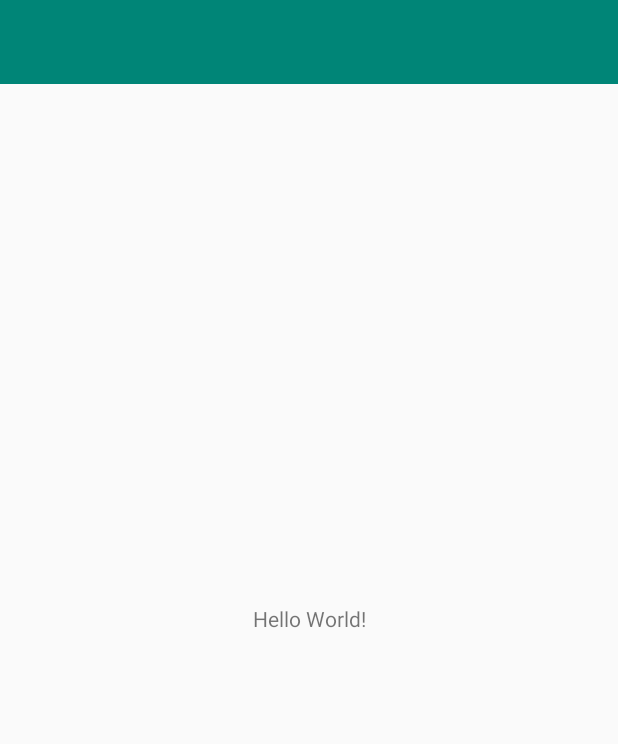
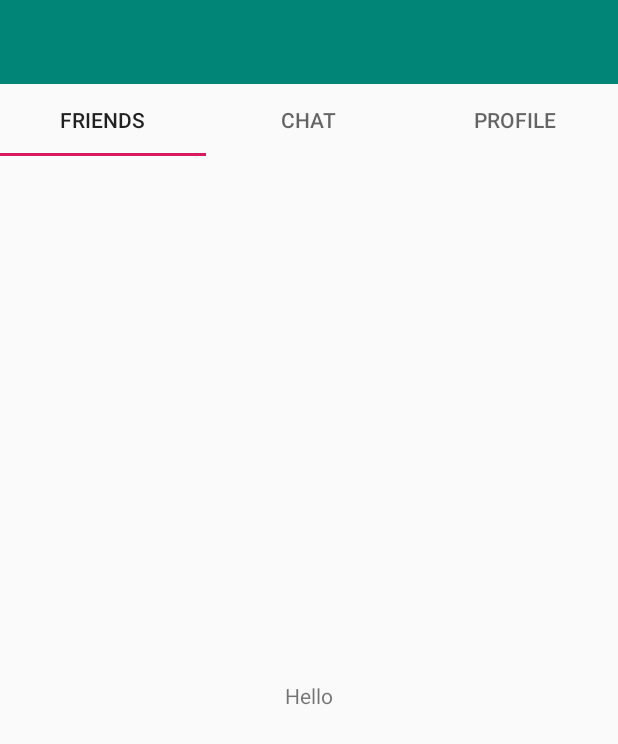
Before and after one commit to KevinIswara/KVChat, an Android app: the screen it shows after launch (MainActivity), on a phone screen of 412 x 824 dp. Shown: the top 744 px of the screen. Run offline under Robolectric (Android 15) with nearby library versions, the phone set to English and light mode, and no system bars; our stand-ins replace data binding; libraries missing offline, so code that uses them is left out: org.kodein.di; 10 statements that could not run were skipped.

Commit message:
add tabs

```diff
--- a/app/build.gradle
+++ b/app/build.gradle
@@ -1,7 +1,7 @@
 apply plugin: 'com.android.application'
 
+apply plugin: 'kotlin-kapt'
 apply plugin: 'kotlin-android'
-
 apply plugin: 'kotlin-android-extensions'
 apply plugin: 'com.google.gms.google-services'
 
@@ -34,6 +34,8 @@ dependencies {
     implementation 'androidx.appcompat:appcompat:1.1.0'
     implementation 'androidx.core:core-ktx:1.2.0'
     implementation 'androidx.constraintlayout:constraintlayout:1.1.3'
+    implementation 'androidx.fragment:fragment-ktx:1.3.0-alpha05'
+    implementation 'androidx.lifecycle:lifecycle-viewmodel-ktx:2.2.0'
     testImplementation 'junit:junit:4.12'
     androidTestImplementation 'androidx.test.ext:junit:1.1.1'
     androidTestImplementation 'androidx.test.espresso:espresso-core:3.2.0'
--- /dev/null
+++ b/app/src/main/java/kv/kvchat/ui/main/FriendsFragment.kt
@@ -0,0 +1,33 @@
+package kv.kvchat.ui.main
+
+import androidx.lifecycle.ViewModelProviders
+import android.os.Bundle
+import androidx.fragment.app.Fragment
+import android.view.LayoutInflater
+import android.view.View
+import android.view.ViewGroup
+
+import kv.kvchat.R
+
+class FriendsFragment : Fragment() {
+
+    companion object {
+        fun newInstance() = FriendsFragment()
+    }
+
+    private lateinit var viewModel: MainViewModel
+
+    override fun onCreateView(
+        inflater: LayoutInflater, container: ViewGroup?,
+        savedInstanceState: Bundle?
+    ): View? {
+        return inflater.inflate(R.layout.friends_fragment, container, false)
+    }
+
+    override fun onActivityCreated(savedInstanceState: Bundle?) {
+        super.onActivityCreated(savedInstanceState)
+        viewModel = ViewModelProviders.of(activity!!).get(MainViewModel::class.java)
+        // TODO: Use the ViewModel
+    }
+
+}
--- a/app/src/main/java/kv/kvchat/ui/main/MainActivity.kt
+++ b/app/src/main/java/kv/kvchat/ui/main/MainActivity.kt
@@ -2,11 +2,14 @@ package kv.kvchat.ui.main
 
 import android.os.Bundle
 import androidx.appcompat.app.AppCompatActivity
+import androidx.databinding.BindingAdapter
 import androidx.databinding.DataBindingUtil
 import androidx.lifecycle.Observer
 import androidx.lifecycle.ViewModelProviders
+import androidx.viewpager.widget.ViewPager
 import com.bumptech.glide.Glide
 import com.bumptech.glide.request.RequestOptions
+import com.google.android.material.tabs.TabLayout
 import kv.kvchat.R
 import kv.kvchat.data.auth.User
 import kv.kvchat.databinding.ActivityMainBinding
@@ -27,11 +30,12 @@ class MainActivity : AppCompatActivity(), KodeinAware {
 
     override fun onCreate(savedInstanceState: Bundle?) {
         super.onCreate(savedInstanceState)
-        setContentView(R.layout.activity_main)
 
         binding = DataBindingUtil.setContentView(this, R.layout.activity_main)
         viewModel = ViewModelProviders.of(this, factory).get(MainViewModel::class.java)
         binding.viewmodel = viewModel
+        binding.handler = this
+        binding.manager = supportFragmentManager
 
         setSupportActionBar(binding.toolbar.toolbar)
         supportActionBar?.setDisplayShowTitleEnabled(false)
@@ -56,3 +60,14 @@ class MainActivity : AppCompatActivity(), KodeinAware {
             .into(binding.toolbar.ivToolbar)
     }
 }
+
+@BindingAdapter("bind:handler")
+fun bindViewPagerAdapter(view: ViewPager, activity: MainActivity) {
+    val adapter = MainAdapter(view.context, activity.supportFragmentManager)
+    view.adapter = adapter
+}
+
+@BindingAdapter("bind:pager")
+fun bindViewPagerTabs(view: TabLayout, pagerView: ViewPager) {
+    view.setupWithViewPager(pagerView, true)
+}
--- /dev/null
+++ b/app/src/main/java/kv/kvchat/ui/main/MainAdapter.kt
@@ -0,0 +1,38 @@
+package kv.kvchat.ui.main
+
+import android.content.Context
+import androidx.fragment.app.Fragment
+import androidx.fragment.app.FragmentManager
+import androidx.fragment.app.FragmentPagerAdapter
+
+class MainAdapter(context: Context, fm: FragmentManager): FragmentPagerAdapter(fm) {
+    private val FRIENDS = 0
+    private val CHAT = 1
+    private val PROFILE = 2
+
+    private val TABS = intArrayOf(FRIENDS, CHAT, PROFILE)
+
+    private val mContext: Context = context.applicationContext
+
+    override fun getItem(position: Int): Fragment {
+        return when (TABS[position]) {
+            FRIENDS -> FriendsFragment.newInstance()
+            CHAT -> FriendsFragment.newInstance()
+            PROFILE -> FriendsFragment.newInstance()
+            else -> FriendsFragment.newInstance()
+        }
+    }
+
+    override fun getCount(): Int {
+        return TABS.size
+    }
+
+    override fun getPageTitle(position: Int): CharSequence? {
+        when (TABS[position]) {
+            FRIENDS -> return "Friends"
+            CHAT -> return "Chat"
+            PROFILE -> return "Profile"
+        }
+        return null
+    }
+}
--- a/app/src/main/res/layout/activity_main.xml
+++ b/app/src/main/res/layout/activity_main.xml
@@ -4,9 +4,19 @@
     xmlns:tools="http://schemas.android.com/tools">
 
     <data>
+        <import type="android.view.View" />
+
         <variable
             name="viewmodel"
             type="kv.kvchat.ui.main.MainViewModel" />
+
+        <variable
+            name="handler"
+            type="kv.kvchat.ui.main.MainActivity" />
+
+        <variable
+            name="manager"
+            type="androidx.fragment.app.FragmentManager" />
     </data>
 
     <androidx.constraintlayout.widget.ConstraintLayout
@@ -16,16 +26,27 @@
 
         <include
             android:id="@+id/toolbar"
-            layout="@layout/image_text_toolbar"/>
+            layout="@layout/image_text_toolbar"
+            app:layout_constraintTop_toTopOf="parent"
+            app:layout_constraintLeft_toLeftOf="parent"/>
 
-        <TextView
-            android:layout_width="wrap_content"
+        <com.google.android.material.tabs.TabLayout
+            android:id="@+id/tab_layout"
+            android:layout_width="match_parent"
             android:layout_height="wrap_content"
-            android:text="Hello World!"
+            app:pager="@{pager}"
+            app:layout_constraintTop_toBottomOf="@id/toolbar"
+            app:layout_constraintLeft_toLeftOf="parent">
+        </com.google.android.material.tabs.TabLayout>
+
+        <androidx.viewpager.widget.ViewPager
+            android:id="@+id/pager"
+            android:layout_width="match_parent"
+            android:layout_height="0dp"
+            app:handler="@{handler}"
+            app:layout_constraintTop_toBottomOf="@id/tab_layout"
             app:layout_constraintBottom_toBottomOf="parent"
-            app:layout_constraintLeft_toLeftOf="parent"
-            app:layout_constraintRight_toRightOf="parent"
-            app:layout_constraintTop_toTopOf="parent" />
+            app:layout_constraintLeft_toLeftOf="parent"/>
 
     </androidx.constraintlayout.widget.ConstraintLayout>
 </layout>
--- /dev/null
+++ b/app/src/main/res/layout/friends_fragment.xml
@@ -0,0 +1,17 @@
+<?xml version="1.0" encoding="utf-8"?>
+<androidx.constraintlayout.widget.ConstraintLayout xmlns:android="http://schemas.android.com/apk/res/android"
+    xmlns:tools="http://schemas.android.com/tools"
+    android:layout_width="match_parent"
+    android:layout_height="match_parent"
+    xmlns:app="http://schemas.android.com/apk/res-auto"
+    tools:context=".ui.main.FriendsFragment">
+
+    <TextView
+        android:layout_width="match_parent"
+        android:layout_height="match_parent"
+        android:text="Hello"
+        app:layout_constraintTop_toTopOf="parent"
+        app:layout_constraintBottom_toBottomOf="parent"
+        android:gravity="center"/>
+
+</androidx.constraintlayout.widget.ConstraintLayout>
```
